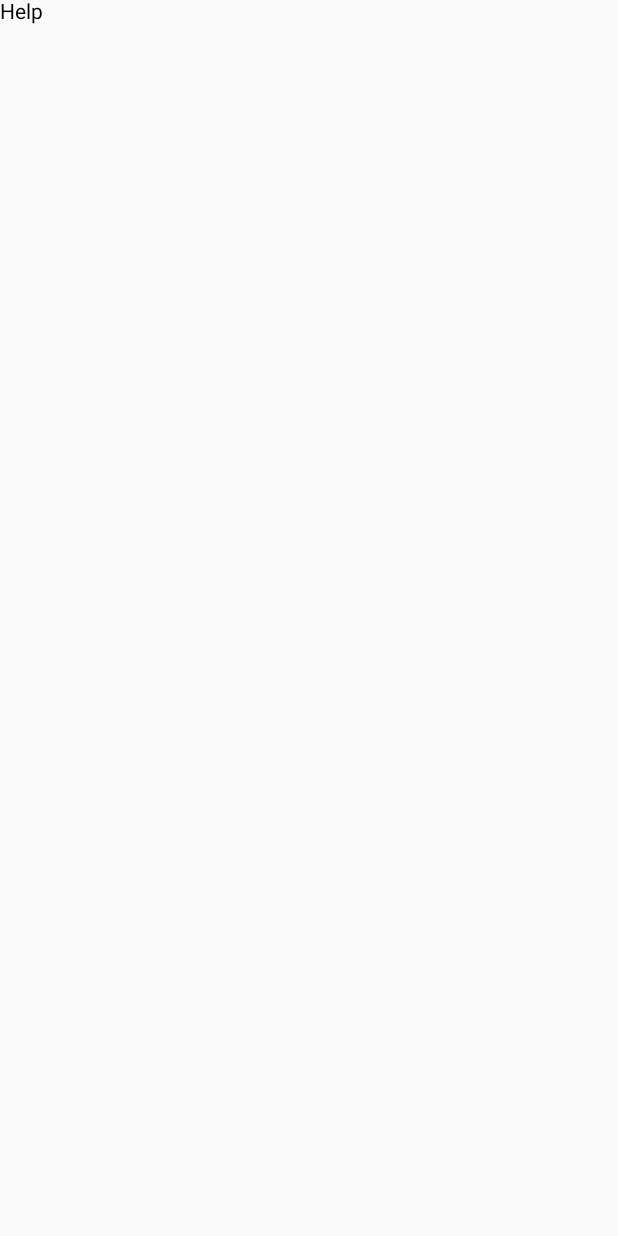
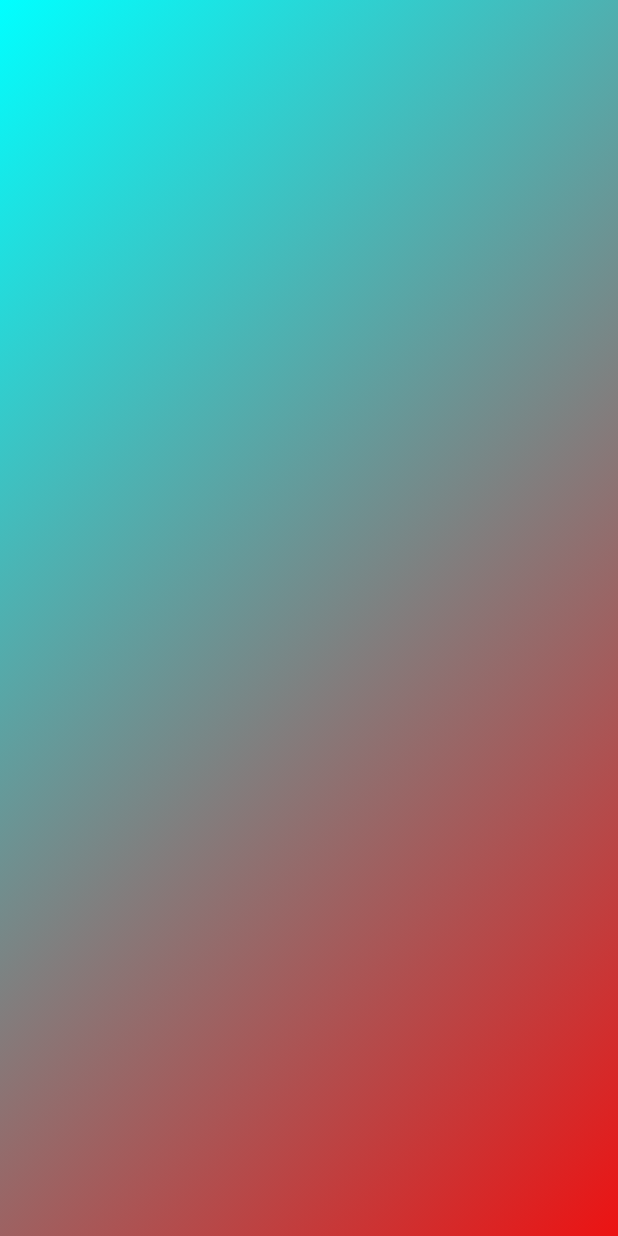
Before and after one commit to LSG-DAM2-M07-24-25/pr04-hangman-app-tiagonavarro_sergisaravia, an Android app built with Jetpack Compose: the vistaHelp screen opened through its navigation route, on a phone screen of 412 x 824 dp. Before the commit the screen is almost empty. Run offline under Robolectric (Android 15) with nearby library versions, the phone set to English and light mode, and no system bars; our stand-ins replace livedata-compose.

Commit message:
Fondo Gradient añadido a Help

```diff
--- a/app/src/main/java/com/example/pr04_ahorcado/view/vistaHelp.kt
+++ b/app/src/main/java/com/example/pr04_ahorcado/view/vistaHelp.kt
@@ -1,8 +1,10 @@
 package com.example.pr04_ahorcado.view
 
 import androidx.compose.foundation.Image
+import androidx.compose.foundation.background
 import androidx.compose.foundation.clickable
 import androidx.compose.foundation.layout.Arrangement
+import androidx.compose.foundation.layout.Box
 import androidx.compose.foundation.layout.Column
 import androidx.compose.foundation.layout.Row
 import androidx.compose.foundation.layout.fillMaxSize
@@ -41,11 +43,25 @@ import androidx.lifecycle.ViewModel
 import com.example.pr04_ahorcado.R
 import com.example.pr04_ahorcado.viewmodel.menuViewModel
 import androidx.compose.material.icons.Icons
+import androidx.compose.ui.geometry.Offset
+import androidx.compose.ui.graphics.Brush
 import androidx.navigation.NavController
 import androidx.navigation.Navigation
 import com.example.pr04_ahorcado.Routes
 
 @Composable
 fun vistaHelp(myviewModel : menuViewModel, navController: NavController){
-    Text(text="Help")
+    Box(
+        modifier = Modifier
+            .fillMaxSize()
+            .background(
+                brush = Brush.linearGradient(
+                    colors = listOf(Color.Cyan, Color.Red),
+                    start = Offset(0f, 0f),
+                    end = Offset(1000f, 1000f)
+                )
+            )
+    ){
+
+    }
 }
--- a/app/src/main/java/com/example/pr04_ahorcado/view/vistaMenu.kt
+++ b/app/src/main/java/com/example/pr04_ahorcado/view/vistaMenu.kt
@@ -44,6 +44,9 @@ import com.example.pr04_ahorcado.R
 import com.example.pr04_ahorcado.viewmodel.menuViewModel
 import androidx.compose.material.icons.Icons
 import androidx.compose.material3.ButtonColors
+import androidx.compose.material3.MenuDefaults
+import androidx.compose.material3.OutlinedTextFieldDefaults
+import androidx.compose.material3.TextFieldColors
 import androidx.compose.ui.geometry.Offset
 import androidx.compose.ui.graphics.Brush
 import androidx.navigation.NavController
@@ -58,14 +61,14 @@ fun vistaMenu(myviewModel : menuViewModel, navController: NavController) {
     var expanded by remember { mutableStateOf(false) }
     val options = listOf("facil", "moderado", "dificil", "imposible")
     var hola by remember { mutableStateOf("h") }
-
     Box(
-        modifier = Modifier.fillMaxSize()
+        modifier = Modifier
+            .fillMaxSize()
             .background(
                 brush = Brush.linearGradient(
                     colors = listOf(Color.Cyan, Color.Red),
                     start = Offset(0f, 0f),
-                    end = Offset(1000f,1000f)
+                    end = Offset(1000f, 1000f)
                 )
             )
     ){
@@ -99,33 +102,44 @@ fun vistaMenu(myviewModel : menuViewModel, navController: NavController) {
                 trailingIcon = {Icon(
                     imageVector = Icons.Filled.ArrowDropDown, // Usamos un ícono de Material Design
                     contentDescription = "Dropdown Icon",
-                    tint = Color.Gray
                 )},
                 onValueChange = {selectedText = it},
                 enabled = false,
                 readOnly = true,
                 modifier = Modifier
                     .clickable { expanded = true }
-                    .padding(9.dp)
+                    .padding(9.dp),
+                colors = OutlinedTextFieldDefaults.colors(
+                    focusedContainerColor = Color.Black,
+                    unfocusedContainerColor = Color.Black
+
+                )
             )
 
             DropdownMenu(
                 expanded = expanded,
-                onDismissRequest = { expanded = false }
+                onDismissRequest = { expanded = false } ,
+                modifier = Modifier
+                    .background(Color(0x000000))
             ) {
                 options.forEach() { dificultad ->
-                    DropdownMenuItem(text = { Text(text = dificultad)},
+                    DropdownMenuItem(text = { Text(text = dificultad, color = Color.White)},
                         onClick = {
                             expanded = false
                             selectedText = dificultad
                             myviewModel.selectDificutad.value = dificultad
                             myviewModel.onDificultSelected()
-                        })
+                        }
+
+                    )
                 }
             }
 
             Button(
                 onClick = { navController.navigate(Routes.Juego.route)},
+                modifier = Modifier
+                    .padding(top = 120.dp)
+                ,
                 colors = ButtonDefaults.buttonColors(
                     containerColor = Color.Black,
                     contentColor = Color.White
```
